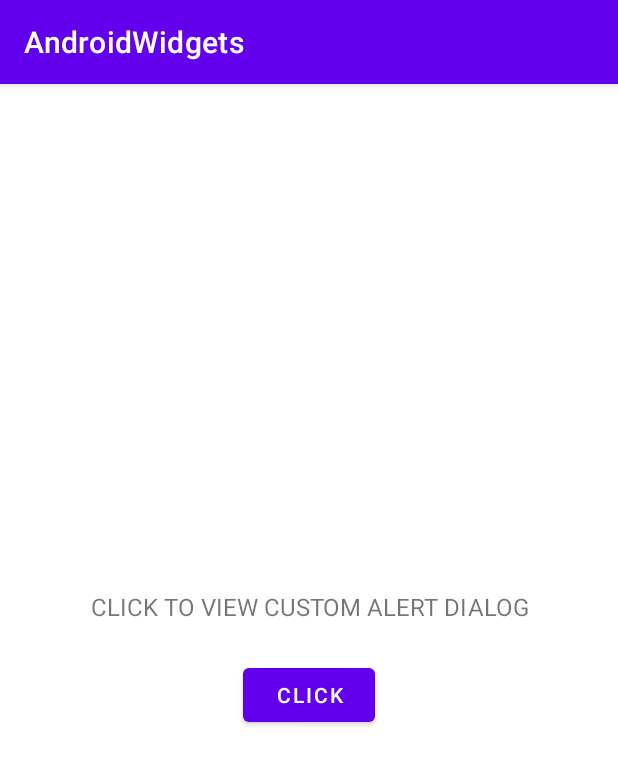
After one commit to rajesh-pujari-improve10x/Android-Widgets, an Android app: the CustomAlertDialogActivity screen opened directly, with no data from a screen before it, on a phone screen of 412 x 824 dp. The commit adds this screen. Shown: the top 765 px of the screen. Run offline under Robolectric (Android 15) with nearby library versions, the phone set to English and light mode, and no system bars.

Commit message:
I Created CustomAlertDialogActivity, custom_alert_dialog_item.xml and implemented functionality

```diff
--- /dev/null
+++ b/app/src/main/java/com/improve10x/myapplication/CustomAlertDialogActivity.java
@@ -0,0 +1,42 @@
+package com.improve10x.myapplication;
+
+import androidx.appcompat.app.AppCompatActivity;
+
+import android.app.Dialog;
+import android.os.Bundle;
+import android.widget.ArrayAdapter;
+
+import com.improve10x.myapplication.databinding.ActivityCustomAlertDialogBinding;
+import com.improve10x.myapplication.databinding.CustomAlertDialogItemBinding;
+import com.improve10x.myapplication.databinding.CustomListViewItemBinding;
+
+public class CustomAlertDialogActivity extends AppCompatActivity {
+
+    private ActivityCustomAlertDialogBinding binding;
+    private CustomAlertDialogItemBinding itemBinding;
+    private Dialog dialog;
+
+    @Override
+    protected void onCreate(Bundle savedInstanceState) {
+        super.onCreate(savedInstanceState);
+        binding = ActivityCustomAlertDialogBinding.inflate(getLayoutInflater());
+        setContentView(binding.getRoot());
+        handleClick();
+    }
+
+    private void handleClick() {
+        binding.clickBtn.setOnClickListener(view -> {
+            dialog = new Dialog(this);
+            itemBinding = CustomAlertDialogItemBinding.inflate(getLayoutInflater());
+            dialog.setContentView(itemBinding.getRoot());
+            itemBinding.dismissBtn.setOnClickListener(view1 -> {
+                finish();
+            });
+            itemBinding.cancelIb.setOnClickListener(view1 -> {
+                dialog.dismiss();
+            });
+            itemBinding.alertTextTxt.setText("ALERT....!!!!");
+            dialog.show();
+        });
+    }
+}
--- /dev/null
+++ b/app/src/main/res/layout/activity_custom_alert_dialog.xml
@@ -0,0 +1,34 @@
+<?xml version="1.0" encoding="utf-8"?>
+<androidx.constraintlayout.widget.ConstraintLayout xmlns:android="http://schemas.android.com/apk/res/android"
+    xmlns:app="http://schemas.android.com/apk/res-auto"
+    xmlns:tools="http://schemas.android.com/tools"
+    android:layout_width="match_parent"
+    android:layout_height="match_parent"
+    tools:context=".CustomAlertDialogActivity">
+
+    <TextView
+        android:id="@+id/textView7"
+        android:layout_width="wrap_content"
+        android:layout_height="wrap_content"
+        android:gravity="center_horizontal"
+        android:text="CLICK TO VIEW CUSTOM ALERT DIALOG"
+        android:textSize="16sp"
+        app:layout_constraintBottom_toTopOf="@+id/click_btn"
+        app:layout_constraintEnd_toEndOf="parent"
+        app:layout_constraintHorizontal_bias="0.5"
+        app:layout_constraintStart_toStartOf="parent"
+        app:layout_constraintTop_toTopOf="parent"
+        app:layout_constraintVertical_chainStyle="packed" />
+
+    <Button
+        android:id="@+id/click_btn"
+        android:layout_width="wrap_content"
+        android:layout_height="wrap_content"
+        android:layout_marginTop="24dp"
+        android:text="Click"
+        app:layout_constraintBottom_toBottomOf="parent"
+        app:layout_constraintEnd_toEndOf="@+id/textView7"
+        app:layout_constraintHorizontal_bias="0.5"
+        app:layout_constraintStart_toStartOf="@+id/textView7"
+        app:layout_constraintTop_toBottomOf="@+id/textView7" />
+</androidx.constraintlayout.widget.ConstraintLayout>
--- a/app/src/main/res/layout/activity_main.xml
+++ b/app/src/main/res/layout/activity_main.xml
@@ -144,6 +144,12 @@
                 android:layout_width="wrap_content"
                 android:layout_height="wrap_content"
                 android:text="Spinner" />
+
+            <Button
+                android:id="@+id/custom_alert_dialog_btn"
+                android:layout_width="wrap_content"
+                android:layout_height="wrap_content"
+                android:text="Custom Alert Dialog" />
         </LinearLayout>
     </ScrollView>
 
```
Also changed, not shown: app/src/main/AndroidManifest.xml (+7 -0 lines), app/src/main/java/com/improve10x/myapplication/MainActivity.java (+8 -0 lines), app/src/main/res/layout/custom_alert_dialog_item.xml (added, +36 -0 lines).
